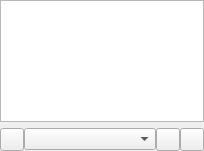
First picture: the form in gui/albumspage.ui, repository polpo/cantata-mac, before the edit.
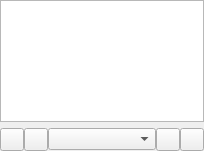
Second picture: the form after the edit. Custom widgets are drawn as their Qt base class.

Commit message: Place search fields on bottom of views, and hide by default. Show when Ctrl-F is used for views, and Ctrl-Shift-F for playqueue.

Diff of the .ui file:
```diff
--- a/gui/albumspage.ui
+++ b/gui/albumspage.ui
@@ -28,6 +28,9 @@
      <item>
       <widget class="ToolButton" name="libraryUpdate"/>
      </item>
+     <item>
+      <widget class="ToolButton" name="searchButton"/>
+     </item>
      <item>
       <widget class="GenreCombo" name="genreCombo"/>
      </item>
@@ -44,7 +47,7 @@
  <customwidgets>
   <customwidget>
    <class>ItemView</class>
-   <extends>QListView</extends>
+   <extends>QTreeView</extends>
    <header>itemview.h</header>
   </customwidget>
   <customwidget>
```
Left out of the diff: 26 changed lines with no effect on the pictures. The commit also changes 26 other files.
